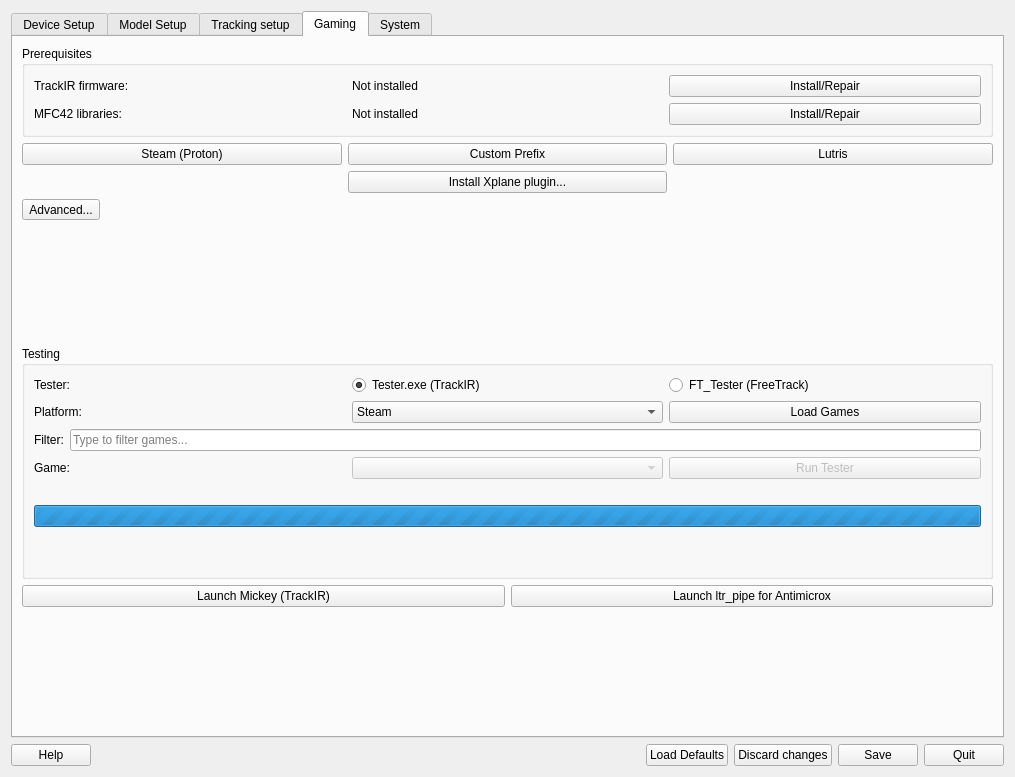
First picture: the form in src/qt_gui/ltr.ui, repository fwfa123/linuxtrackx-ir, before the edit.
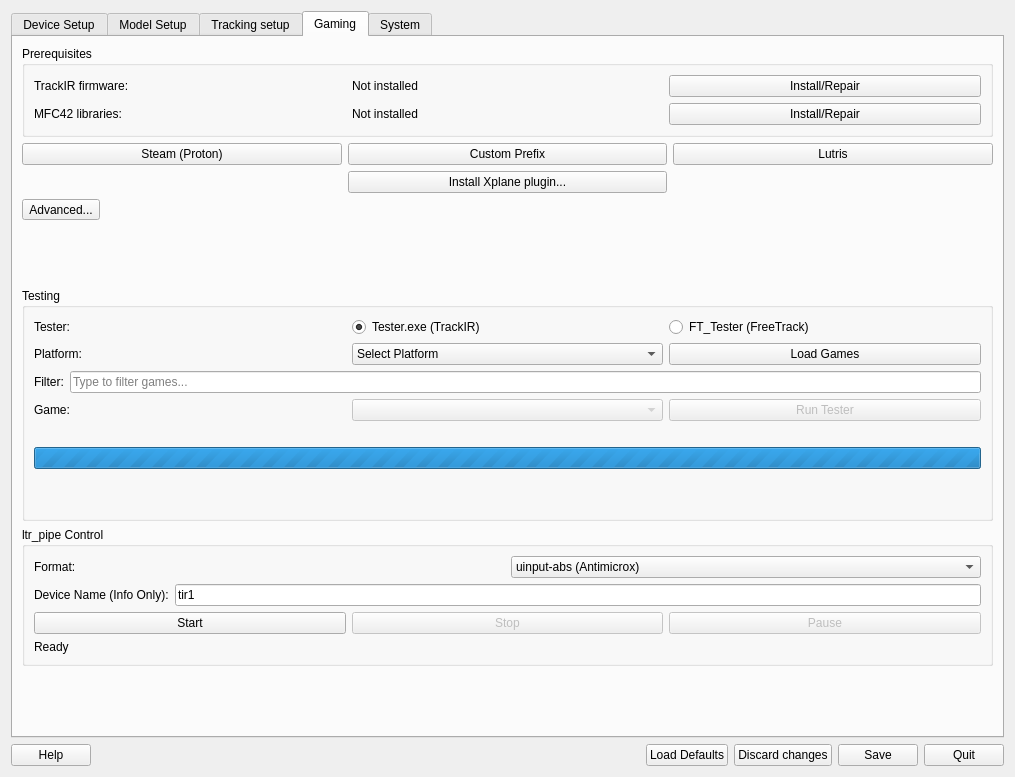
Second picture: the form after the edit. The open tabs and pages were chosen to show the change. Icons and pictures are not drawn.

Commit message: feat(gui,gaming): Antimicrox uinput-abs control fully working; robust LogView

The edit to the form file:
```diff
--- a/src/qt_gui/ltr.ui
+++ b/src/qt_gui/ltr.ui
@@ -341,6 +341,11 @@
               <property name="accessibleName">
                <string>Testing Platform</string>
               </property>
+              <item>
+               <property name="text">
+                <string>Select Platform</string>
+               </property>
+              </item>
               <item>
                <property name="text">
                 <string>Steam</string>
@@ -480,28 +485,163 @@
         </widget>
        </item>
        <item>
-        <layout class="QHBoxLayout" name="horizontalLayout_3">
-         <item>
-          <widget class="QPushButton" name="LaunchMickeyButton">
-           <property name="toolTip">
-            <string>Launch the Mickey (TrackIR) demo application</string>
-           </property>
-           <property name="text">
-            <string>Launch Mickey (TrackIR)</string>
-           </property>
-          </widget>
-         </item>
-         <item>
-          <widget class="QPushButton" name="LaunchLtrPipeButton">
-           <property name="toolTip">
-            <string>Launch ltr_pipe helper for Antimicrox</string>
-           </property>
-           <property name="text">
-            <string>Launch ltr_pipe for Antimicrox</string>
-           </property>
-          </widget>
-         </item>
-        </layout>
+        <widget class="QGroupBox" name="LtrPipeControlGroupBox">
+         <property name="title">
+          <string>ltr_pipe Control</string>
+         </property>
+         <layout class="QVBoxLayout" name="ltrPipeControlLayout">
+          <item>
+           <layout class="QHBoxLayout" name="formatSelectionLayout">
+            <item>
+             <widget class="QLabel" name="FormatLabel">
+              <property name="text">
+               <string>Format:</string>
+              </property>
+              <property name="accessibleName">
+               <string>Format Selection Label</string>
+              </property>
+             </widget>
+            </item>
+            <item>
+             <widget class="QComboBox" name="FormatComboBox">
+              <property name="toolTip">
+               <string>Select the output format for ltr_pipe</string>
+              </property>
+              <property name="accessibleName">
+               <string>Format Selection</string>
+              </property>
+              <item>
+               <property name="text">
+                <string>uinput-abs (Antimicrox)</string>
+               </property>
+              </item>
+              <item>
+               <property name="text">
+                <string>FlightGear</string>
+               </property>
+              </item>
+              <item>
+               <property name="text">
+                <string>IL-2 Shturmovik</string>
+               </property>
+              </item>
+              <item>
+               <property name="text">
+                <string>Silent Wings</string>
+               </property>
+              </item>
+              <item>
+               <property name="text">
+                <string>Default</string>
+               </property>
+              </item>
+             </widget>
+            </item>
+           </layout>
+          </item>
+          <item>
+           <layout class="QHBoxLayout" name="deviceNameLayout">
+            <item>
+             <widget class="QLabel" name="DeviceNameLabel">
+              <property name="text">
+               <string>Device Name (Info Only):</string>
+              </property>
+              <property name="accessibleName">
+               <string>Device Name Label</string>
+              </property>
+             </widget>
+            </item>
+            <item>
+             <widget class="QLineEdit" name="DeviceNameEdit">
+              <property name="text">
+               <string>tir1</string>
+              </property>
+              <property name="placeholderText">
+               <string>Device name for reference only</string>
+              </property>
+              <property name="toolTip">
+               <string>Device name for reference (ltr_pipe always creates 'LinuxTrack uinput-abs')</string>
+              </property>
+              <property name="accessibleName">
+               <string>Device Name Input</string>
+              </property>
+             </widget>
+            </item>
+           </layout>
+          </item>
+          <item>
+           <layout class="QHBoxLayout" name="controlButtonsLayout">
+            <item>
+             <widget class="QPushButton" name="StartLtrPipeButton">
+              <property name="text">
+               <string>Start</string>
+              </property>
+              <property name="toolTip">
+               <string>Start ltr_pipe with selected format</string>
+              </property>
+              <property name="accessibleName">
+               <string>Start ltr_pipe</string>
+              </property>
+              <property name="icon">
+               <iconset resource="../ltr_rc.qrc">
+                <normaloff>:/ltr/icons/play.svg</normaloff>:/ltr/icons/play.svg</iconset>
+               </property>
+             </widget>
+            </item>
+            <item>
+             <widget class="QPushButton" name="StopLtrPipeButton">
+              <property name="enabled">
+               <bool>false</bool>
+              </property>
+              <property name="text">
+               <string>Stop</string>
+              </property>
+              <property name="toolTip">
+               <string>Stop ltr_pipe and cleanup devices</string>
+              </property>
+              <property name="accessibleName">
+               <string>Stop ltr_pipe</string>
+              </property>
+              <property name="icon">
+               <iconset resource="../ltr_rc.qrc">
+                <normaloff>:/ltr/icons/stop.svg</normaloff>:/ltr/icons/stop.svg</iconset>
+               </property>
+             </widget>
+            </item>
+            <item>
+             <widget class="QPushButton" name="PauseLtrPipeButton">
+              <property name="enabled">
+               <bool>false</bool>
+              </property>
+              <property name="text">
+               <string>Pause</string>
+              </property>
+              <property name="toolTip">
+               <string>Pause/resume ltr_pipe tracking</string>
+              </property>
+              <property name="accessibleName">
+               <string>Pause ltr_pipe</string>
+              </property>
+              <property name="icon">
+               <iconset resource="../ltr_rc.qrc">
+                <normaloff>:/ltr/icons/pause.svg</normaloff>:/ltr/icons/pause.svg</iconset>
+               </property>
+             </widget>
+            </item>
+           </layout>
+          </item>
+          <item>
+           <widget class="QLabel" name="LtrPipeStatusLabel">
+            <property name="text">
+             <string>Ready</string>
+            </property>
+            <property name="accessibleName">
+             <string>ltr_pipe Status</string>
+            </property>
+           </widget>
+          </item>
+         </layout>
+        </widget>
        </item>
        <item>
         <spacer name="verticalSpacer_4">
@@ -791,6 +931,28 @@
          </item>
         </layout>
        </item>
+       <item>
+        <widget class="QGroupBox" name="UtilitiesGroupBox">
+         <property name="title">
+          <string>Utilities</string>
+         </property>
+         <layout class="QVBoxLayout" name="utilitiesLayout">
+          <item>
+           <widget class="QPushButton" name="LaunchMickeyButton">
+            <property name="toolTip">
+             <string>Launch the Mickey (TrackIR) demo application</string>
+            </property>
+            <property name="text">
+             <string>Launch Mickey (TrackIR)</string>
+            </property>
+            <property name="accessibleName">
+             <string>Launch Mickey Button</string>
+            </property>
+           </widget>
+          </item>
+         </layout>
+        </widget>
+       </item>
       </layout>
      </widget>
     </widget>
```
The commit also changes 8 other files.
